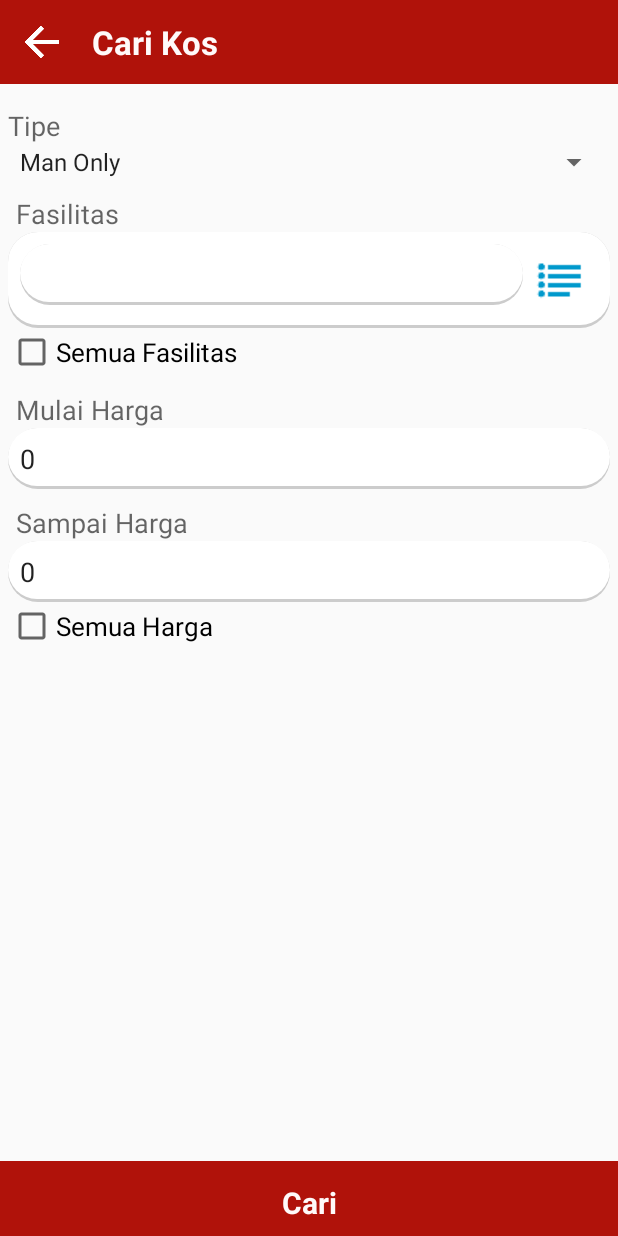
After one commit to christianwisnu/UntagKos, an Android app: the SearchKriteriaKos screen opened directly, with no data from a screen before it, on a phone screen of 412 x 824 dp. The commit adds this screen. Run offline under Robolectric (Android 15) with nearby library versions, the phone set to English and light mode, and no system bars.

Commit message:
kriteria kos

```diff
--- a/app/src/main/AndroidManifest.xml
+++ b/app/src/main/AndroidManifest.xml
@@ -47,6 +47,7 @@
         <activity android:name=".AddHomeKos" />
         <activity android:name=".AddRekeningCust" />
         <activity android:name=".SearchBank" />
+        <activity android:name=".SearchKriteriaKos" />
         <activity android:name=".BayarDP" />
         <activity android:name=".ErorrBug" />
         <activity
--- a/app/src/main/java/com/example/project/untagkos/MainActivity.java
+++ b/app/src/main/java/com/example/project/untagkos/MainActivity.java
@@ -189,6 +189,8 @@ public class MainActivity extends AppCompatActivity
             changeFragmentListUploadKriteria(new FHomeKos(), String.valueOf(sid), "3");
         } else if (id == R.id.menuListKos) {
             changeFragment2ListUploadUserKriteria(new FListKos(), String.valueOf(sid), "ALL");
+            /*Intent i = new Intent(this, SearchKriteriaKos.class);
+            startActivityForResult(i,2)*/
         } else if (id == R.id.menuBooking) {
             changeFragmentListUploadUserKriteria(new FListBookingUser(), String.valueOf(sid));
         } else if (id == R.id.menuMap) {
--- /dev/null
+++ b/app/src/main/java/com/example/project/untagkos/SearchKriteriaKos.java
@@ -0,0 +1,252 @@
+package com.example.project.untagkos;
+
+import android.app.AlertDialog;
+import android.app.ProgressDialog;
+import android.content.DialogInterface;
+import android.content.Intent;
+import android.os.Bundle;
+import android.support.v7.app.AppCompatActivity;
+import android.view.View;
+import android.widget.Button;
+import android.widget.CheckBox;
+import android.widget.EditText;
+import android.widget.ImageView;
+import android.widget.Spinner;
+import android.widget.TextView;
+
+import java.util.ArrayList;
+import java.util.Arrays;
+import java.util.List;
+
+import control.Link;
+import model.ColFasilitas;
+import retrofit2.Call;
+import retrofit2.Callback;
+import retrofit2.Retrofit;
+import retrofit2.converter.gson.GsonConverterFactory;
+
+public class SearchKriteriaKos extends AppCompatActivity {
+
+    private ArrayList<ColFasilitas> seletedItems=new ArrayList();
+    private ArrayList<ColFasilitas> mArrayList;
+    private CharSequence[] items = null;
+    private List<CharSequence> charSequences = new ArrayList<>();
+    private Spinner spTipe;
+    private Button btnKota, btnFasilitas;
+    private ProgressDialog dialog;
+    private EditText eFasilitas, eKota, eMulai, eSampai;
+    private TextView txtCari;
+    private ImageView imgBack;
+    private String daftarKodeFasilitas, daftarNamaFasilitas, kodeKota, namaKota, idUser, querySisa;
+    private CheckBox ckAllFasilitas, ckAllHarga, ckAllKota;
+
+    @Override
+    protected void onCreate(Bundle savedInstanceState) {
+        super.onCreate(savedInstanceState);
+        setContentView(R.layout.kriteria_searching_kos);
+        eFasilitas  	= (EditText)findViewById(R.id.eKriteriaFasilitasKos);
+        //eKota  		    = (EditText)findViewById(R.id.eKriteriaKotaKos);
+        eMulai  		= (EditText)findViewById(R.id.eKriteriaMulaiHargaKos);
+        eSampai  		= (EditText)findViewById(R.id.eKriteriaSampaiHargaKos);
+        spTipe          = (Spinner) findViewById(R.id.spKriteriaTipeKos);
+        //btnKota         = (Button)findViewById(R.id.bKriteriaKotaKos);
+        btnFasilitas    = (Button)findViewById(R.id.bKriteriaFasilitasKos);
+        txtCari 		= (TextView)findViewById(R.id.txtKriteriaCari);
+        imgBack 		= (ImageView) findViewById(R.id.imgBackKriteriaKos);
+        ckAllFasilitas  = (CheckBox) findViewById(R.id.ckAllFasilitas);
+        ckAllHarga      = (CheckBox) findViewById(R.id.ckAllHarga);
+        //ckAllKota       = (CheckBox) findViewById(R.id.ckAllKota);
+
+        loadFasilitas();
+
+        //querySisa = "a.i_sisa ";
+        querySisa = "a.i_jmlkamar-(SELECT COUNT(*) FROM home_transaction d WHERE d.c_stat='A' AND d.c_statusbooking='A' AND d.id_kos = a.id_kos) AS i_sisa," +
+                " COALESCE((select sum(n_nilai) from tbRating where id_kos = a.id_kos),0) AS total_rating," +
+                " COALESCE((select count(*) from tbRating where id_kos = a.id_kos),0) AS count_user  ";
+        ckAllFasilitas.setOnClickListener(new View.OnClickListener() {
+            @Override
+            public void onClick(View view) {
+                if(ckAllFasilitas.isChecked()){
+                    eFasilitas.setText("");
+                    //eFasilitas.setEnabled(false);
+                    btnFasilitas.setEnabled(false);
+                }else{
+                    //eFasilitas.setEnabled(true);
+                    btnFasilitas.setEnabled(true);
+                }
+            }
+        });
+
+        /*ckAllKota.setOnClickListener(new View.OnClickListener() {
+            @Override
+            public void onClick(View view) {
+                if(ckAllKota.isChecked()){
+                    eKota.setText("");
+                    eKota.setEnabled(false);
+                    btnKota.setEnabled(false);
+                }else{
+                    eKota.setEnabled(true);
+                    btnKota.setEnabled(true);
+                }
+            }
+        });*/
+
+        ckAllHarga.setOnClickListener(new View.OnClickListener() {
+            @Override
+            public void onClick(View view) {
+                if(ckAllHarga.isChecked()){
+                    eMulai.setText("0");
+                    eSampai.setText("0");
+                    eMulai.setEnabled(false);
+                    eSampai.setEnabled(false);
+                }else{
+                    eMulai.setEnabled(true);
+                    eSampai.setEnabled(true);
+                }
+            }
+        });
+
+        imgBack.setOnClickListener(new View.OnClickListener() {
+            @Override
+            public void onClick(View v) {
+                finish();
+            }
+        });
+
+        txtCari.setOnClickListener(new View.OnClickListener() {
+            @Override
+            public void onClick(View v) {
+                String a="";
+                String statusSewa = String.valueOf(spTipe.getSelectedItem());
+                StringBuilder sb = new StringBuilder();
+                sb.append("SELECT a.id_kos, a.i_idcust, b.vc_namalengkap, b.c_telp, b.c_email , a.i_idsewastatus, ")
+                        .append("a.vc_namakost, a.vc_alamat, a.c_kodekota, c.vc_namakota, c.d_lat AS lat_kota, c.d_lng AS long_kota, ")
+                        .append("a.vc_gambar, a.i_lebar, a.vc_gambar2, a.vc_gambar3, a.vc_gambar4, a.vc_gambar5, ")
+                        .append("a.i_panjang, a.c_statuslistrik, a.i_jmlkamar, a.t_fasilitas, a.d_latitude, a.d_longtitude, a.n_harga, ")
+                        .append(querySisa)
+                        .append("FROM home_detail a ")
+                        .append("JOIN cust_account b ON a.i_idcust = b.i_idcust ")
+                        .append("LEFT OUTER JOIN city c ON a.c_kodekota=c.c_kodekota ")
+                        .append("WHERE a.i_idsewastatus = ")
+                        .append(statusSewa.equals("Man Only")?"1 ":statusSewa.equals("Women Only")?"2 ":"3 ");
+                if(!ckAllHarga.isChecked()){
+                    sb.append("AND a.n_harga >= "+Integer.valueOf(eMulai.getText().toString())+" AND a.n_harga <= "+Integer.valueOf(eSampai.getText().toString())+" ");
+                }
+                //.append(!ckAllKota.isChecked()?"AND a.c_kodekota = '"+kodeKota+"' ":"");
+                if(!ckAllFasilitas.isChecked()){
+                    sb.append("AND");
+                    String fasilitas = eFasilitas.getText().toString();
+                    List<String> listFasilitas = Arrays.asList(fasilitas.split(","));
+                    for(String key:listFasilitas){
+                        sb.append(" a.t_fasilitas LIKE '%"+key.trim()+"%' OR");
+                    }
+                    a= sb.toString().substring(0, sb.toString().length()-2);
+                    //sb.append(") ");
+                }else{
+                    a=sb.toString();
+                }
+                a = a + " ORDER BY a.id_kos ASC";
+                Intent intent = new Intent();
+                intent.putExtra("sql", a);
+                setResult(RESULT_OK, intent);
+                finish();
+            }
+        });
+
+        /*btnKota.setOnClickListener(new View.OnClickListener() {
+            @Override
+            public void onClick(View v) {
+                Intent i = new Intent(SearchKriteriaKos.this, SearchListKota.class);
+                startActivityForResult(i,7);
+            }
+        });*/
+
+        btnFasilitas.setOnClickListener(new View.OnClickListener() {
+            @Override
+            public void onClick(View v) {
+                seletedItems = new ArrayList<ColFasilitas>();
+                AlertDialog dialog = new AlertDialog.Builder(SearchKriteriaKos.this)
+                        .setTitle("Pilih Fasilitas")
+                        .setMultiChoiceItems(items, null, new DialogInterface.OnMultiChoiceClickListener() {
+                            @Override
+                            public void onClick(DialogInterface dialog, int indexSelected, boolean isChecked) {
+                                if (isChecked) {
+                                    // If the user checked the item, add it to the selected items
+                                    seletedItems.add(mArrayList.get(indexSelected));
+                                } else {
+                                    // Else, if the item is already in the array, remove it
+                                    for(ColFasilitas entity:seletedItems){
+                                        ColFasilitas klik = mArrayList.get(indexSelected);
+                                        if(entity.getKodeFasilitas().equals(klik.getKodeFasilitas())){
+                                            seletedItems.remove(entity);
+                                            break;
+                                        }
+                                    }
+                                }
+                            }
+                        }).setPositiveButton("OK", new DialogInterface.OnClickListener() {
+                            @Override
+                            public void onClick(DialogInterface dialog, int id) {
+                                eFasilitas.setText("");
+                                if(!seletedItems.isEmpty()){
+                                    daftarKodeFasilitas=null;
+                                    daftarNamaFasilitas=null;
+                                    StringBuilder sbKode = new StringBuilder();
+                                    StringBuilder sbNama = new StringBuilder();
+                                    for(ColFasilitas entity : seletedItems){
+                                        sbKode.append(entity.getKodeFasilitas()).append(",");
+                                        sbNama.append(entity.getNamaFasilitas()).append(",");
+                                    }
+                                    daftarKodeFasilitas=sbKode.toString().substring(0, sbKode.toString().length() -1);
+                                    daftarNamaFasilitas=sbNama.toString().substring(0, sbNama.toString().length() -1);
+                                    eFasilitas.setText(daftarNamaFasilitas);
+                                }
+                            }
+                        }).setNegativeButton("Cancel", new DialogInterface.OnClickListener() {
+                            @Override
+                            public void onClick(DialogInterface dialog, int id) {
+                                //  Your code when user clicked on Cancel
+                            }
+                        }).create();
+                dialog.show();
+            }
+        });
+    }
+
+    @Override
+    protected void onActivityResult(int requestCode, int resultCode, Intent data) {
+        super.onActivityResult(requestCode, resultCode, data);
+        if (requestCode == 7) {//kota
+            if(resultCode == RESULT_OK) {
+                kodeKota = data.getStringExtra("kodeKota");
+                namaKota = data.getStringExtra("namaKota");
+                eKota.setText(namaKota);
+            }
+        }
+    }
+
+    private void loadFasilitas(){
+        Retrofit retrofit = new Retrofit.Builder()
+                .baseUrl(Link.FilePHP2)
+                .addConverterFactory(GsonConverterFactory.create())
+                .build();
+        RequestInterface request = retrofit.create(RequestInterface.class);
+        Call<JSONResponse> call = request.getFasilitas();
+        call.enqueue(new Callback<JSONResponse>() {
+            @Override
+            public void onResponse(Call<JSONResponse> call, retrofit2.Response<JSONResponse> response) {
+                JSONResponse jsonResponse = response.body();
+                mArrayList = new ArrayList<>(Arrays.asList(jsonResponse.getFasilitas()));
+                for(ColFasilitas entity : mArrayList){
+                    charSequences.add(new String("("+entity.getKodeFasilitas()+") "+entity.getNamaFasilitas()));
+                }
+                items = charSequences.toArray(new CharSequence[charSequences.size()]);
+            }
+
+            @Override
+            public void onFailure(Call<JSONResponse> call, Throwable t) {
+                t.printStackTrace();
+            }
+        });
+    }
+}
--- a/app/src/main/java/session/SessionManager.java
+++ b/app/src/main/java/session/SessionManager.java
@@ -58,7 +58,6 @@ public class SessionManager {
         editor.putString(sStatusLogin, status);
         editor.commit();
     }
-
 
     /**
      * Get stored session data
--- /dev/null
+++ b/app/src/main/res/layout/kriteria_searching_kos.xml
@@ -0,0 +1,207 @@
+<?xml version="1.0" encoding="utf-8"?>
+<LinearLayout xmlns:android="http://schemas.android.com/apk/res/android"
+    android:orientation="vertical"
+    android:layout_width="match_parent"
+    android:layout_height="match_parent">
+
+    <LinearLayout
+        android:orientation="horizontal"
+        android:layout_width="match_parent"
+        android:background="@color/md_red_900"
+        android:layout_height="@dimen/actionbar_dimen">
+
+        <ImageView
+            android:layout_width="@dimen/actionbar_dimen"
+            android:layout_height="@dimen/actionbar_dimen"
+            android:scaleType="centerInside"
+            android:id="@+id/imgBackKriteriaKos"
+            android:src="@mipmap/ic_action_arrow_left" />
+
+        <TextView
+            style="@style/text_large_bold"
+            android:layout_gravity="center_vertical"
+            android:textColor="@color/White_Snow"
+            android:text="Cari Kos" />
+    </LinearLayout>
+
+    <ScrollView
+        android:layout_margin="@dimen/MarginLayout"
+        android:id="@+id/scrollView1"
+        android:layout_width="match_parent"
+        android:layout_height="match_parent" >
+
+        <LinearLayout
+            android:layout_width="match_parent"
+            android:layout_height="match_parent"
+            android:orientation="vertical" >
+
+            <TextView
+                android:layout_width="wrap_content"
+                android:layout_height="wrap_content"
+                android:text="Tipe"
+                android:layout_marginTop="10dp"
+                android:textAppearance="?android:attr/textAppearanceMedium" />
+
+            <Spinner
+                android:layout_width="match_parent"
+                android:layout_height="wrap_content"
+                android:id="@+id/spKriteriaTipeKos"
+                android:entries="@array/peruntukan"
+                android:prompt="@string/country_prompt"/>
+
+            <!--<TextView
+                style="@style/text_medium_normal"
+                android:text="Kota"
+                android:layout_marginTop="10dp"/>
+
+            <LinearLayout
+                android:background="@drawable/cardstore"
+                android:layout_width="match_parent"
+                android:layout_height="match_parent"
+                android:orientation="horizontal">
+
+                <RelativeLayout
+                    android:layout_width="match_parent"
+                    android:layout_height="wrap_content">
+
+                    <EditText
+                        android:id="@+id/eKriteriaKotaKos"
+                        android:layout_width="match_parent"
+                        android:layout_height="wrap_content"
+                        android:layout_toLeftOf="@+id/bKriteriaKotaKos"
+                        android:background="@drawable/cardstore"
+                        android:ems="10"
+                        android:enabled="false"/>
+
+                    <Button
+                        android:layout_width="50dp"
+                        android:layout_height="wrap_content"
+                        android:id="@+id/bKriteriaKotaKos"
+                        android:background="@mipmap/ic_action_database"
+                        android:layout_gravity="center"
+                        android:textAppearance="?android:attr/textAppearanceLarge"
+                        android:layout_centerVertical="true"
+                        android:layout_alignParentRight="true"
+                        android:layout_alignParentEnd="true" />
+                </RelativeLayout>
+
+            </LinearLayout>
+
+            <CheckBox
+                android:layout_width="wrap_content"
+                android:layout_height="wrap_content"
+                android:id="@+id/ckAllKota"
+                android:text="Semua Kota"
+                android:textSize="17dp"/>-->
+
+            <TextView
+                style="@style/text_medium_normal"
+                android:text="Fasilitas"
+                android:layout_marginTop="10dp"/>
+
+            <LinearLayout
+                android:background="@drawable/cardstore"
+                android:layout_width="match_parent"
+                android:layout_height="match_parent"
+                android:orientation="horizontal">
+
+                <RelativeLayout
+                    android:layout_width="match_parent"
+                    android:layout_height="wrap_content">
+
+                    <EditText
+                        android:id="@+id/eKriteriaFasilitasKos"
+                        android:layout_width="match_parent"
+                        android:layout_height="wrap_content"
+                        android:layout_toLeftOf="@+id/bKriteriaFasilitasKos"
+                        android:background="@drawable/cardstore"
+                        android:ems="10"
+                        android:enabled="false"/>
+
+                    <Button
+                        android:layout_width="50dp"
+                        android:layout_height="wrap_content"
+                        android:id="@+id/bKriteriaFasilitasKos"
+                        android:background="@mipmap/ic_action_list_2"
+                        android:layout_gravity="center"
+                        android:textAppearance="?android:attr/textAppearanceLarge"
+                        android:layout_centerVertical="true"
+                        android:layout_alignParentRight="true"
+                        android:layout_alignParentEnd="true" />
+                </RelativeLayout>
+
+            </LinearLayout>
+
+            <CheckBox
+                android:layout_width="wrap_content"
+                android:layout_height="wrap_content"
+                android:id="@+id/ckAllFasilitas"
+                android:text="Semua Fasilitas"
+                android:textSize="17dp"/>
+
+            <TextView
+                style="@style/text_medium_normal"
+                android:text="Mulai Harga"
+                android:layout_marginTop="10dp"/>
+
+            <EditText
+                android:id="@+id/eKriteriaMulaiHargaKos"
+                android:layout_width="match_parent"
+                android:layout_height="wrap_content"
+                android:background="@drawable/cardstore"
+                android:ems="10"
+                android:text="0"
+                android:inputType="number"/>
+
+            <TextView
+                style="@style/text_medium_normal"
+                android:text="Sampai Harga"
+                android:layout_marginTop="10dp"/>
+
+            <EditText
+                android:id="@+id/eKriteriaSampaiHargaKos"
+                android:layout_width="match_parent"
+                android:layout_height="wrap_content"
+                android:background="@drawable/cardstore"
+                android:ems="10"
+                android:text="0"
+                android:inputType="number"/>
+
+            <CheckBox
+                android:layout_width="wrap_content"
+                android:layout_height="wrap_content"
+                android:id="@+id/ckAllHarga"
+                android:text="Semua Harga"
+                android:textSize="17dp"/>
+
+            <LinearLayout
+                android:layout_width="match_parent"
+                android:layout_height="60dp">
+
+            </LinearLayout>
+
+        </LinearLayout>
+
+    </ScrollView>
+
+    <LinearLayout
+        android:orientation="horizontal"
+        android:layout_width="match_parent"
+        android:background="@color/md_red_900"
+        android:layout_marginTop="-50dp"
+        android:layout_height="@dimen/actionbar_dimen">
+
+        <TextView
+            android:layout_weight="1"
+            android:layout_width="match_parent"
+            android:layout_height="match_parent"
+            android:textSize="20dp"
+            android:textStyle="bold"
+            android:gravity="center"
+            android:textColor="@color/White_Snow"
+            android:text="Cari"
+            android:id="@+id/txtKriteriaCari"/>
+
+    </LinearLayout>
+
+</LinearLayout>
```
